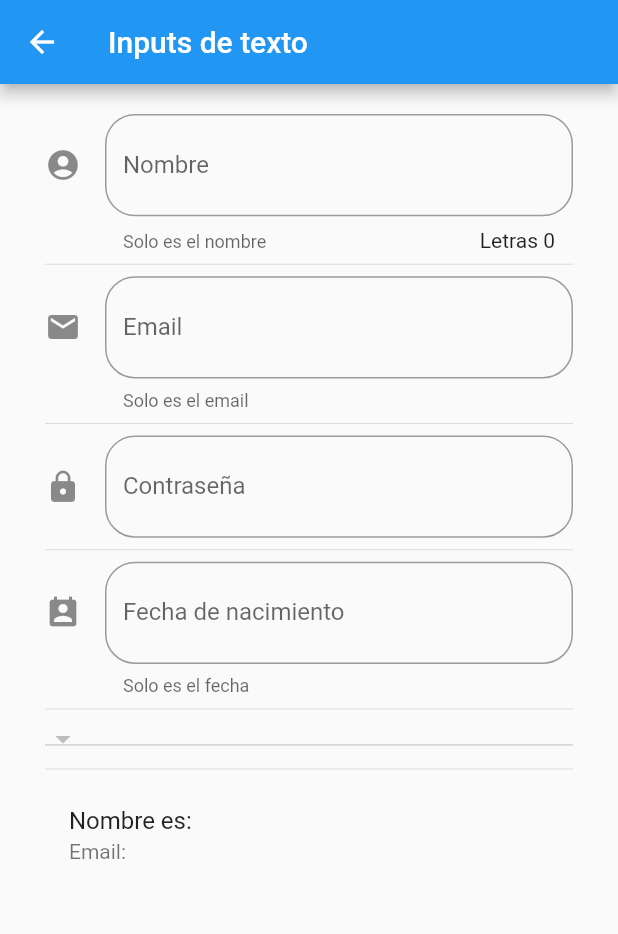
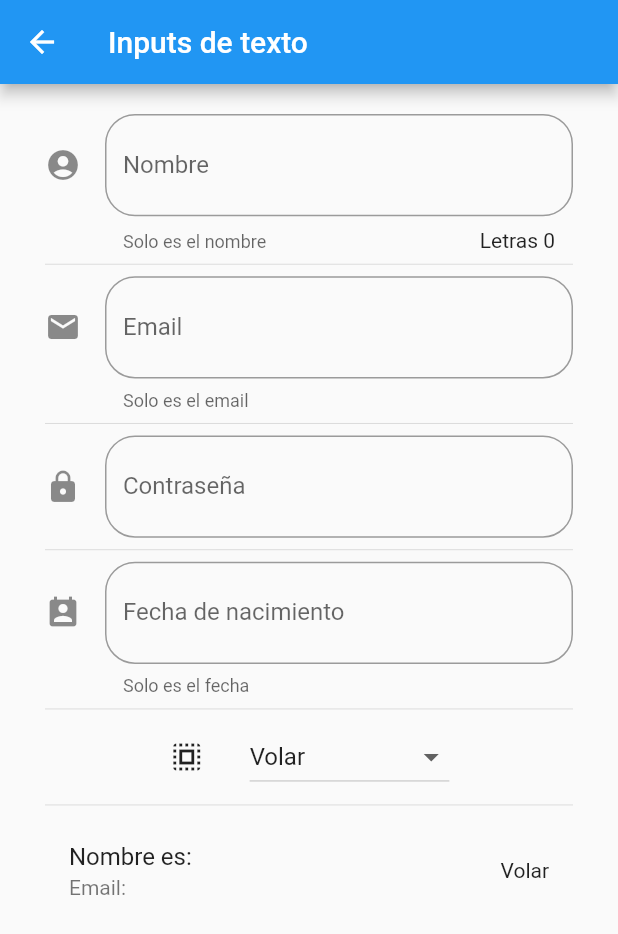
Before and after one commit to NicolasLopezFer/FlutterPractices, a Flutter app: the InputPage screen opened by its route, on a phone screen of 412 x 824 dp. Shown: the top 934 px of the screen. Run offline on Flutter 3.47's test engine with Material 2 defaults, Android fonts, the phone set to English and light mode, and no system bars; our stand-ins replace flutter_spinkit, image_picker.

Commit message:
Inputs done

```diff
--- a/componentes/lib/src/pages/input_page.dart
+++ b/componentes/lib/src/pages/input_page.dart
@@ -10,6 +10,15 @@ class _InputPageState extends State<InputPage> {
   String _email = '';
   String _contra = '';
   String _fecha = '';
+
+  String _optSeleccionada = 'Volar';
+
+  List<String> _poderes = [
+    'Volar',
+    'Rayos X',
+    'Super Fuerza',
+    'Super delicioso'
+  ];
 
   TextEditingController _inputFieldDateController = new TextEditingController();
 
@@ -132,12 +141,35 @@ class _InputPageState extends State<InputPage> {
     }
   }
 
+  List<DropdownMenuItem<String>> getOpcionesDropDown() {
+    List<DropdownMenuItem<String>> lista = [];
+
+    _poderes.forEach((poder) {
+      lista.add(DropdownMenuItem(
+        child: Text(poder),
+        value: poder,
+      ));
+    });
+
+    return lista;
+  }
+
   Widget _crearDropdown() {
-    return DropdownButton(
-      items: [],
-      onChanged: (opcionSeleccionada) {
-        print(opcionSeleccionada);
-      },
+    return Row(
+      mainAxisAlignment: MainAxisAlignment.center,
+      children: <Widget>[
+        Icon(Icons.select_all),
+        SizedBox(width: 30.0),
+        DropdownButton(
+          value: _optSeleccionada,
+          items: getOpcionesDropDown(),
+          onChanged: (opcionSeleccionada) {
+            setState(() {
+              _optSeleccionada = opcionSeleccionada;
+            });
+          },
+        )
+      ],
     );
   }
 
@@ -145,6 +177,7 @@ class _InputPageState extends State<InputPage> {
     return ListTile(
       title: Text('Nombre es: $_nombre'),
       subtitle: Text('Email: $_email'),
+      trailing: Text(_optSeleccionada),
     );
   }
 }
```
